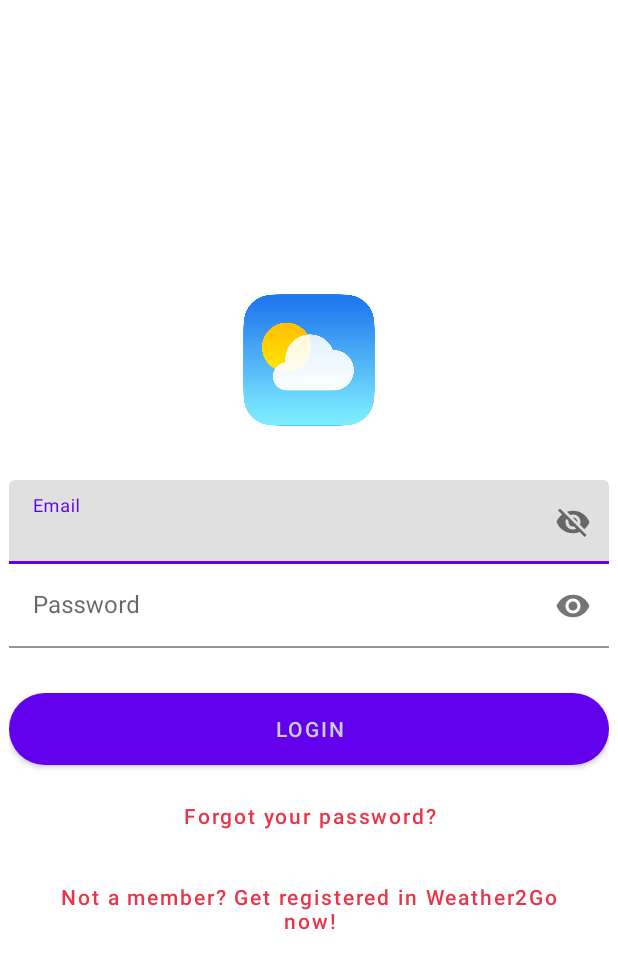
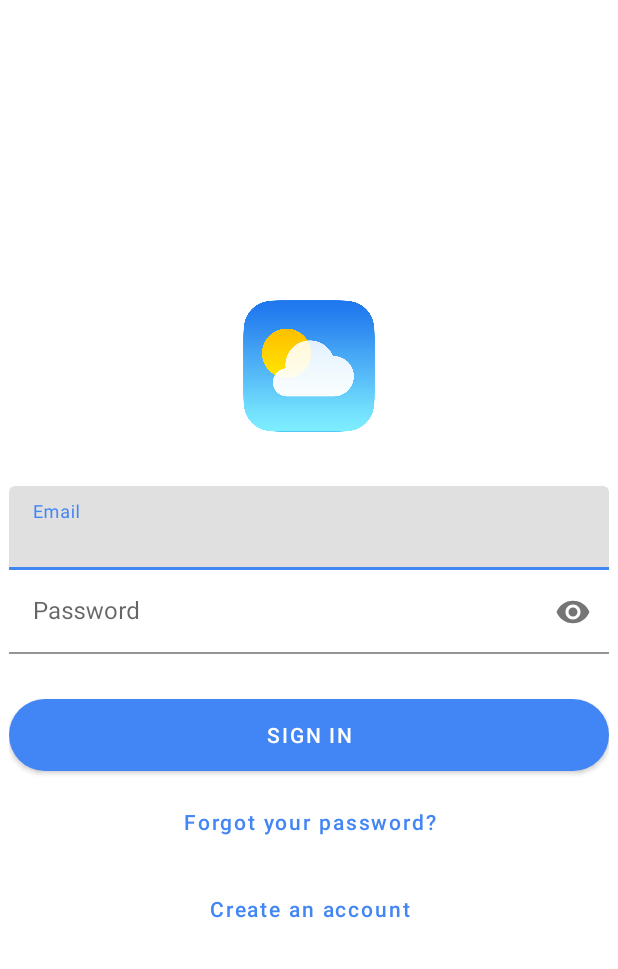
Before and after one commit to pdthieu/weather-2-go, an Android app: the screen it shows after launch (LoginActivity), on a phone screen of 412 x 824 dp. Shown: the top 969 px of the screen. Run offline under Robolectric (Android 15) with nearby library versions, the phone set to English and light mode, and no system bars; our stand-ins replace Firebase (no records; nobody signed in at launch, a user with empty details on screens opened directly).

```diff
--- a/app/src/main/java/com/example/weather2go/MapsFragment.java
+++ b/app/src/main/java/com/example/weather2go/MapsFragment.java
@@ -188,7 +188,7 @@ public class MapsFragment extends Fragment implements OnMapReadyCallback,
                             Log.e("curent", "--------------------" + latLng);
                             // Add marker
                             Marker marker = addMarkerOnMap(location.getLatitude(),
-                                    location.getLongitude(), "I'm there");
+                                    location.getLongitude(), "You're here");
                             listMarker.add(marker);
                         }
                     });
@@ -221,7 +221,7 @@ public class MapsFragment extends Fragment implements OnMapReadyCallback,
             }
             listMarker.clear();
             listMarker.add(marker);
-            mMap.animateCamera(CameraUpdateFactory.newLatLngZoom(position, 10));
+            mMap.animateCamera(CameraUpdateFactory.newLatLngZoom(position, 6));
             return marker;
         };
 
--- a/app/src/main/res/layout/activity_login.xml
+++ b/app/src/main/res/layout/activity_login.xml
@@ -25,8 +25,7 @@
 
         <com.google.android.material.textfield.TextInputLayout
             android:layout_width="match_parent"
-            android:layout_height="wrap_content"
-            app:passwordToggleEnabled="true">
+            android:layout_height="wrap_content">
 
             <EditText
                 android:id="@+id/email"
@@ -35,7 +34,7 @@
                 android:hint="@string/email"
                 android:inputType="textEmailAddress"
                 android:maxLines="1"
-                android:textColor="@color/colorTransparentPink"
+                android:textColor="@color/black"
                 android:singleLine="true"/>
         </com.google.android.material.textfield.TextInputLayout>
 
@@ -67,7 +66,7 @@
             android:layout_marginTop="30dp"
             android:background="@drawable/roundbutton"
             android:text="@string/btn_login"
-            android:textColor="@color/colorTransparentWhite" />
+            android:textColor="@color/colorWhite" />
 
         <Button
             android:id="@+id/btn_reset_password"
@@ -77,7 +76,7 @@
             android:background="@android:color/transparent"
             android:text="@string/btn_forgot_password"
             android:textAllCaps="false"
-            android:textColor="@color/colorRed" />
+            android:textColor="@color/blue" />
 
         <!-- Link to Login Screen -->
 
@@ -89,7 +88,7 @@
             android:background="@android:color/transparent"
             android:text="@string/btn_link_to_register"
             android:textAllCaps="false"
-            android:textColor="@color/colorRed"/>
+            android:textColor="@color/blue"/>
     </LinearLayout>
 
     <ProgressBar
--- a/app/src/main/res/layout/app_bar.xml
+++ b/app/src/main/res/layout/app_bar.xml
@@ -1,5 +1,8 @@
 <?xml version="1.0" encoding="utf-8"?>
 <androidx.appcompat.widget.Toolbar xmlns:android="http://schemas.android.com/apk/res/android"
     android:layout_width="match_parent"
-    android:layout_height="wrap_content">
+    android:layout_height="wrap_content"
+    xmlns:app="http://schemas.android.com/apk/res-auto"
+    android:background="@color/blue"
+    app:titleTextColor="@color/white">
 </androidx.appcompat.widget.Toolbar>
--- a/app/src/main/res/layout/fragment_list_place.xml
+++ b/app/src/main/res/layout/fragment_list_place.xml
@@ -3,7 +3,6 @@
     xmlns:tools="http://schemas.android.com/tools"
     android:layout_width="match_parent"
     android:layout_height="match_parent"
-    android:background="@drawable/background_place_fragment"
     tools:context=".FragmentListPlace">
 
     <androidx.swiperefreshlayout.widget.SwipeRefreshLayout
@@ -24,6 +23,7 @@
         android:layout_height="match_parent"
         android:gravity="center"
         android:visibility="gone"
+        android:textSize="30dp"
         android:text="Nothing to show!" />
 
 </RelativeLayout>
--- a/app/src/main/res/values/colors.xml
+++ b/app/src/main/res/values/colors.xml
@@ -11,6 +11,11 @@
     <color name="green2">#BFFFBF</color>
     <color name="fragmentMapColor">#49df89</color>
     <color name="fragmentListLocationColor">#ffbd59</color>
+    <color name="blue">#4285F4</color>
+    <color name="green3">#34A853</color>
+    <color name="red">#EA4335</color>
+    <color name="yellow">#FBBC05</color>
+    <color name="blueCyan">#00FFFF</color>
 
 
     <color name="colorPrimary">#00bcd4</color>
--- a/app/src/main/res/values/themes.xml
+++ b/app/src/main/res/values/themes.xml
@@ -2,11 +2,11 @@
     <!-- Base application theme. -->
     <style name="Theme.Weather2Go" parent="Theme.MaterialComponents.DayNight.NoActionBar">
         <!-- Primary brand color. -->
-        <item name="colorPrimary">@color/purple_500</item>
-        <item name="colorPrimaryVariant">@color/purple_700</item>
-        <item name="colorOnPrimary">@color/white</item>
+        <item name="colorPrimary">@color/blue</item>
+        <item name="colorPrimaryVariant">@color/green3</item>
+        <item name="colorOnPrimary">#FBBC05</item>
         <!-- Secondary brand color. -->
-        <item name="colorSecondary">@color/teal_200</item>
+        <item name="colorSecondary">#EA4335</item>
         <item name="colorSecondaryVariant">@color/teal_700</item>
         <item name="colorOnSecondary">@color/black</item>
         <!-- Status bar color. -->
```
Also changed, not shown: app/src/main/java/com/example/weather2go/AccountActivity.java (+10 -1 lines), app/src/main/res/drawable/place_item_background.xml (+5 -5 lines), app/src/main/res/layout/activity_account.xml (+7 -0 lines), app/src/main/res/layout/activity_forecast_weather.xml (+4 -4 lines), app/src/main/res/layout/activity_reset_password.xml (+5 -5 lines), app/src/main/res/layout/activity_signup.xml (+3 -4 lines), app/src/main/res/layout/place_item.xml (+17 -16 lines), app/src/main/res/layout/row_listview.xml (+7 -7 lines), app/src/main/res/values/strings.xml (+13 -13 lines).
